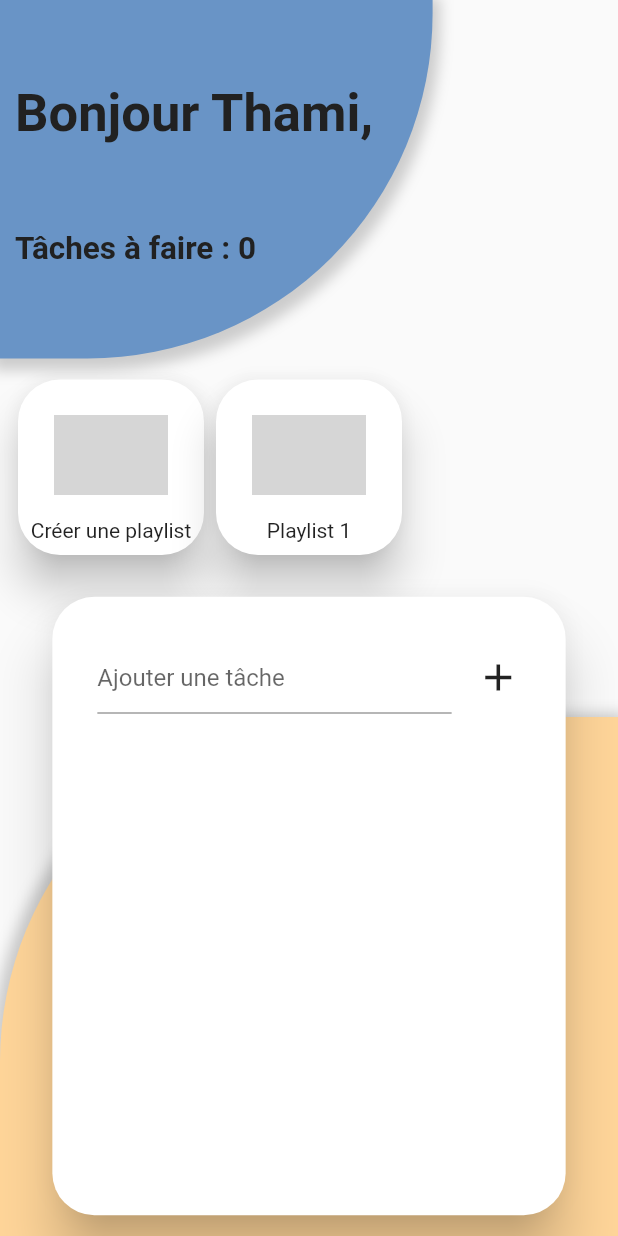
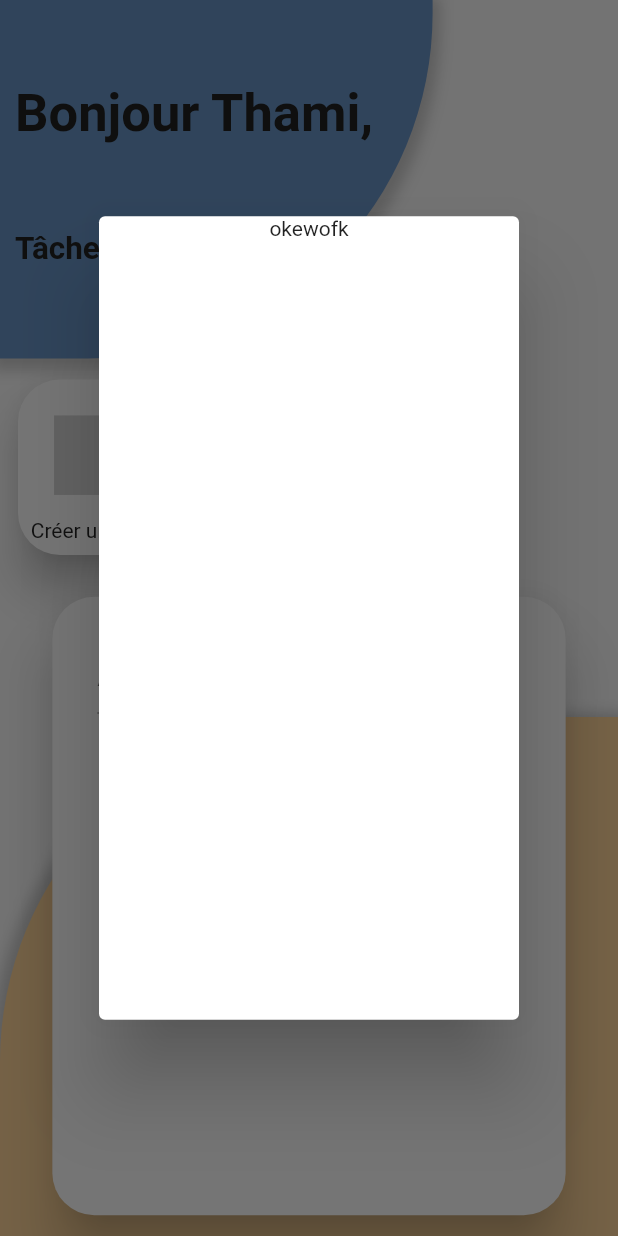
Before and after one commit to thamiamrani/ToDo-FlutterApp, a Flutter app: the screen it shows after launch, after a tap on "Créer une playlist", on a phone screen of 412 x 824 dp. Run offline on Flutter 3.47's test engine with Material 2 defaults, Android fonts, the phone set to English and light mode, and no system bars; our stand-ins replace flutter_svg, shared_preferences; grey boxes are pictures that could not be loaded.

Commit message:
create dialog WIP

```diff
--- a/ToDo/lib/src/model/AppModel.dart
+++ b/ToDo/lib/src/model/AppModel.dart
@@ -33,28 +33,22 @@ class AppModel extends ChangeNotifier {
     notifyListeners();
   }
 
-  void addTaskToCurrent(Task task) {
-    taskPlaylistsModels["current"].addTask(task);
+  void deleteTaskFromPlaylist(String playlistName, Task task) {
+    taskPlaylistsModels[playlistName].deleteTask(task);
 
     notifyListeners();
   }
 
-  void deleteTaskFromCurrent(Task task) {
-    taskPlaylistsModels["current"].deleteTask(task);
+  List<Task> getPlaylistTasks(String playlistName) =>
+      taskPlaylistsModels[playlistName].getOrderedTasks();
+
+  void modifyTaskOfPlaylistStatus(String playlistName, Task task) {
+    taskPlaylistsModels[playlistName].modifyTaskStatus(task);
 
     notifyListeners();
   }
 
-  List<Task> getCurrentTasks() =>
-      taskPlaylistsModels["current"].getOrderedTasks();
-
-  void modifyCurrentTaskStatus(Task task) {
-    taskPlaylistsModels["current"].modifyTaskStatus(task);
-
-    notifyListeners();
-  }
-
-  int getRemainingCurrentTask() {
-    return taskPlaylistsModels["current"].getRemainingUnDoneTask();
+  int getRemainingNumberOfTask(String playlistName) {
+    return taskPlaylistsModels[playlistName].getRemainingUnDoneTask();
   }
 }
--- a/ToDo/lib/src/page/HomePage.dart
+++ b/ToDo/lib/src/page/HomePage.dart
@@ -1,6 +1,7 @@
 import 'package:ToDo/src/model/AppModel.dart';
 import 'package:ToDo/src/page/HeaderHomePage.dart';
 import 'package:ToDo/src/repository/AppRepository.dart';
+import 'package:ToDo/src/widget/ToDo/CreatePlaylistDialog.dart';
 import 'package:ToDo/src/widget/ToDo/ToDoList.dart';
 import 'package:ToDo/src/widget/playListWidgets/ToDoPlaylistBand.dart';
 import 'package:ToDo/src/widget/playListWidgets/ToDoPlaylistItem.dart';
@@ -18,6 +19,8 @@ class HomePage extends StatefulWidget {
 }
 
 class _HomePageState extends State<HomePage> {
+  static const String CURRENT_PLAYLISTNAME = "current";
+
   @override
   Widget build(BuildContext context) {
     return Scaffold(
@@ -28,7 +31,7 @@ class _HomePageState extends State<HomePage> {
             tasksLeft: Provider.of<AppModel>(
               context,
               listen: true,
-            ).getRemainingCurrentTask(),
+            ).getRemainingNumberOfTask(CURRENT_PLAYLISTNAME),
           ),
           const SizedBox(height: 10),
           _buildPlayListBand(),
@@ -43,8 +46,9 @@ class _HomePageState extends State<HomePage> {
                 Center(
                   child: ToDoList(
                     appRepository: this.widget.appRepository,
+                    playListName: CURRENT_PLAYLISTNAME,
                     tasks: Provider.of<AppModel>(context, listen: true)
-                        .getCurrentTasks(),
+                        .getPlaylistTasks(CURRENT_PLAYLISTNAME),
                   ),
                 ),
               ],
@@ -61,12 +65,14 @@ class _HomePageState extends State<HomePage> {
       height: 125,
       child: ToDoPlaylistBand(
         toDoPlaylistItems: [
-          ToDoPlaylistItem(
-            listName: "Créer une playlist",
-            imageUrl: "assets/images/add.svg",
-            onCLick: () {
-              print("ok");
-            },
+          CreatePlaylistDialog(
+            child: ToDoPlaylistItem(
+              listName: "Créer une playlist",
+              imageUrl: "assets/images/add.svg",
+              onCLick: () {
+                print("ok");
+              },
+            ),
           ),
           ToDoPlaylistItem(
             listName: "Playlist 1",
--- a/ToDo/lib/src/widget/ToDo/AddTaskInput.dart
+++ b/ToDo/lib/src/widget/ToDo/AddTaskInput.dart
@@ -12,6 +12,13 @@ class AddTaskInput extends StatefulWidget {
 
 class _AddTaskInputState extends State<AddTaskInput> {
   final TextEditingController textEditingController = TextEditingController();
+  Color iconColor;
+
+  @override
+  void initState() {
+    iconColor = Colors.grey;
+    super.initState();
+  }
 
   @override
   void dispose() {
@@ -27,6 +34,13 @@ class _AddTaskInputState extends State<AddTaskInput> {
           child: TextField(
             controller: textEditingController,
             decoration: InputDecoration(hintText: "Ajouter une tâche"),
+            onChanged: (value) {
+              if (value.isNotEmpty) {
+                setState(() {
+                  iconColor = Colors.black;
+                });
+              }
+            },
           ),
         ),
         const SizedBox(
@@ -36,9 +50,13 @@ class _AddTaskInputState extends State<AddTaskInput> {
           onTap: () {
             widget.onAdd(textEditingController.value.text);
             textEditingController.clear();
+            setState(() {
+              iconColor = Colors.grey;
+            });
           },
           child: Icon(
             Icons.add,
+            color: iconColor,
             size: 30,
           ),
         ),
--- /dev/null
+++ b/ToDo/lib/src/widget/ToDo/CreatePlaylistDialog.dart
@@ -0,0 +1,40 @@
+import 'package:flutter/cupertino.dart';
+import 'package:flutter/material.dart';
+
+class CreatePlaylistDialog extends StatelessWidget {
+  final Widget child;
+
+  CreatePlaylistDialog({@required this.child});
+
+  @override
+  Widget build(BuildContext context) {
+    return GestureDetector(
+      onTap: () => _showTaskListDialog(context),
+      child: AbsorbPointer(
+        child: child,
+      ),
+    );
+  }
+
+  void _showPlayListDialog(BuildContext context) {
+
+  }
+
+  void _showTaskListDialog(BuildContext context) {
+    showDialog(
+      context: context,
+      builder: (BuildContext builderContext) {
+        return Dialog(
+          child: Container(
+            height: MediaQuery.of(context).size.height * 0.65,
+            child: Column(
+              children: [
+                Text("okewofk"),
+              ],
+            ),
+          ),
+        );
+      },
+    );
+  }
+}
--- a/ToDo/lib/src/widget/playListWidgets/ToDoPlaylistBand.dart
+++ b/ToDo/lib/src/widget/playListWidgets/ToDoPlaylistBand.dart
@@ -1,9 +1,8 @@
-import 'package:ToDo/src/widget/playListWidgets/ToDoPlaylistItem.dart';
 import 'package:flutter/cupertino.dart';
 import 'package:flutter/rendering.dart';
 
 class ToDoPlaylistBand extends StatelessWidget {
-  final List<ToDoPlaylistItem> toDoPlaylistItems;
+  final List<Widget> toDoPlaylistItems;
 
   ToDoPlaylistBand({
     @required this.toDoPlaylistItems,
```
Also changed, not shown: ToDo/lib/src/widget/ToDo/ToDoList.dart (+8 -3 lines).
